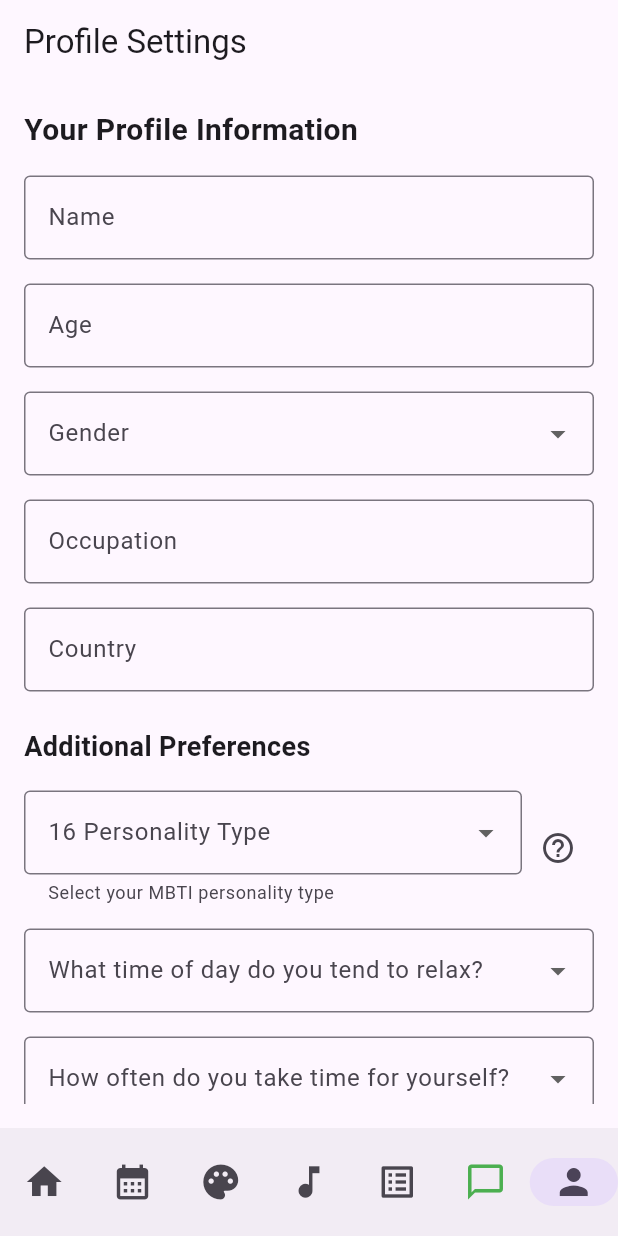
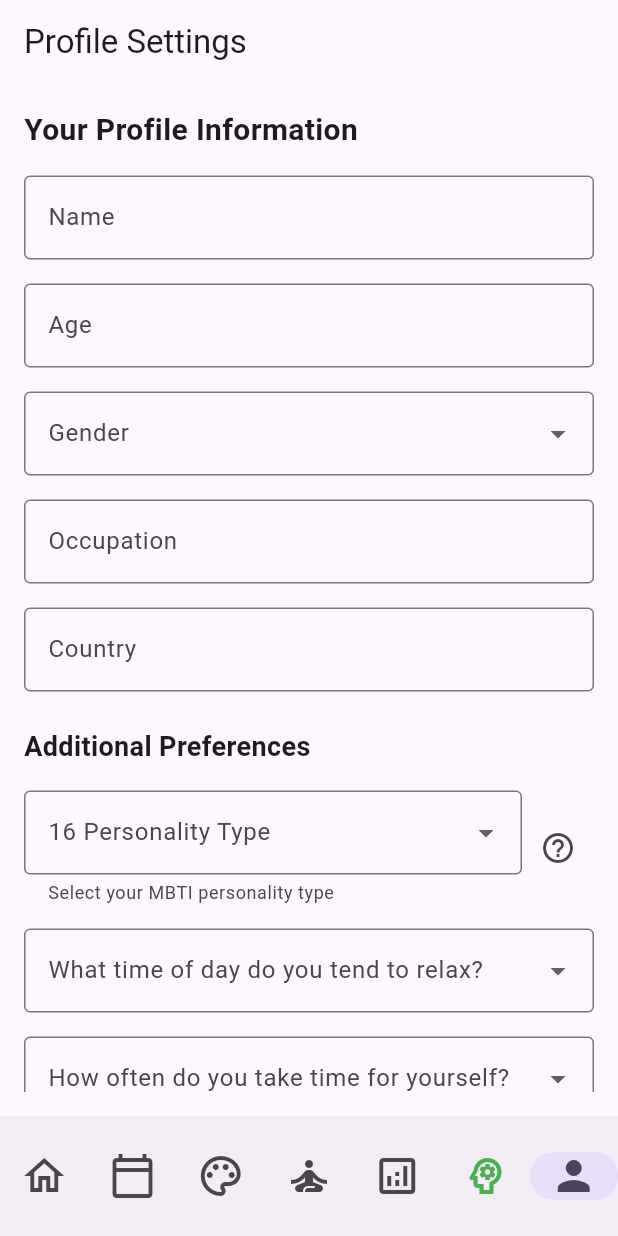
Before and after one commit to arnaugonzalez/emotion-ai-app, a Flutter app: the screen it shows after launch, on a phone screen of 412 x 824 dp. Run offline on Flutter 3.47's test engine with Material 3 defaults, Android fonts, the phone set to English and light mode, and no system bars; our stand-ins replace flutter_colorpicker, flutter_dotenv, flutter_riverpod, go_router, logger, shared_preferences and 2 more; missing offline and left inert: dart_openai; accounts and stored records are empty; network calls fail.

Commit message:
v1.0.1 - README updated, pin code adjustments and navigation icons

```diff
--- a/lib/shared/widgets/main_scaffold.dart
+++ b/lib/shared/widgets/main_scaffold.dart
@@ -10,81 +10,98 @@ class MainScaffold extends StatelessWidget {
     final currentRoute = GoRouterState.of(context).uri.toString();
     final isLandscape =
         MediaQuery.of(context).orientation == Orientation.landscape;
+    final iconSize = 32.0; // Increased icon size
 
     final navigationDestinations = [
       NavigationDestination(
-        icon: Icon(Icons.home, size: 28),
-        selectedIcon: Icon(Icons.home_filled, size: 28),
+        icon: Icon(Icons.home_outlined, size: iconSize),
+        selectedIcon: Icon(Icons.home, size: iconSize),
         label: '',
       ),
       NavigationDestination(
-        icon: Icon(Icons.calendar_month, size: 28),
-        selectedIcon: Icon(Icons.calendar_month_outlined, size: 28),
+        icon: Icon(Icons.calendar_today_outlined, size: iconSize),
+        selectedIcon: Icon(Icons.calendar_today, size: iconSize),
         label: '',
       ),
       NavigationDestination(
-        icon: Icon(Icons.palette, size: 28),
-        selectedIcon: Icon(Icons.palette_outlined, size: 28),
+        icon: Icon(Icons.palette_outlined, size: iconSize),
+        selectedIcon: Icon(Icons.palette, size: iconSize),
         label: '',
       ),
       NavigationDestination(
-        icon: Icon(Icons.music_note, size: 28),
-        selectedIcon: Icon(Icons.music_note_outlined, size: 28),
+        icon: Icon(Icons.self_improvement_outlined, size: iconSize),
+        selectedIcon: Icon(Icons.self_improvement, size: iconSize),
         label: '',
       ),
       NavigationDestination(
-        icon: Icon(Icons.list_alt, size: 28),
-        selectedIcon: Icon(Icons.list_alt_outlined, size: 28),
+        icon: Icon(Icons.analytics_outlined, size: iconSize),
+        selectedIcon: Icon(Icons.analytics, size: iconSize),
         label: '',
       ),
       NavigationDestination(
-        icon: Icon(Icons.chat_bubble_outline, size: 28, color: Colors.green),
-        selectedIcon: Icon(Icons.chat_bubble, size: 28, color: Colors.green),
+        icon: Icon(
+          Icons.psychology_outlined,
+          size: iconSize,
+          color: Colors.green,
+        ),
+        selectedIcon: Icon(
+          Icons.psychology,
+          size: iconSize,
+          color: Colors.green,
+        ),
         label: '',
       ),
       NavigationDestination(
-        icon: Icon(Icons.person_outline, size: 28),
-        selectedIcon: Icon(Icons.person, size: 28),
+        icon: Icon(Icons.person_outline, size: iconSize),
+        selectedIcon: Icon(Icons.person, size: iconSize),
         label: '',
       ),
     ];
 
     final railDestinations = [
       NavigationRailDestination(
-        icon: Icon(Icons.home, size: 28),
-        selectedIcon: Icon(Icons.home_filled, size: 28),
+        icon: Icon(Icons.home_outlined, size: iconSize),
+        selectedIcon: Icon(Icons.home, size: iconSize),
         label: const Text(''),
       ),
       NavigationRailDestination(
-        icon: Icon(Icons.calendar_month, size: 28),
-        selectedIcon: Icon(Icons.calendar_month_outlined, size: 28),
+        icon: Icon(Icons.calendar_today_outlined, size: iconSize),
+        selectedIcon: Icon(Icons.calendar_today, size: iconSize),
         label: const Text(''),
       ),
       NavigationRailDestination(
-        icon: Icon(Icons.palette, size: 28),
-        selectedIcon: Icon(Icons.palette_outlined, size: 28),
+        icon: Icon(Icons.palette_outlined, size: iconSize),
+        selectedIcon: Icon(Icons.palette, size: iconSize),
         label: const Text(''),
       ),
       NavigationRailDestination(
-        icon: Icon(Icons.music_note, size: 28),
-        selectedIcon: Icon(Icons.music_note_outlined, size: 28),
+        icon: Icon(Icons.self_improvement_outlined, size: iconSize),
+        selectedIcon: Icon(Icons.self_improvement, size: iconSize),
         label: const Text(''),
       ),
       NavigationRailDestination(
-        icon: Icon(Icons.list_alt, size: 28),
-        selectedIcon: Icon(Icons.list_alt_outlined, size: 28),
+        icon: Icon(Icons.analytics_outlined, size: iconSize),
+        selectedIcon: Icon(Icons.analytics, size: iconSize),
         label: const Text(''),
       ),
       NavigationRailDestination(
         padding: const EdgeInsets.only(top: 32),
-        icon: Icon(Icons.chat_bubble_outline, size: 28, color: Colors.green),
-        selectedIcon: Icon(Icons.chat_bubble, size: 28, color: Colors.green),
+        icon: Icon(
+          Icons.psychology_outlined,
+          size: iconSize,
+          color: Colors.green,
+        ),
+        selectedIcon: Icon(
+          Icons.psychology,
+          size: iconSize,
+          color: Colors.green,
+        ),
         label: const Text(''),
       ),
       NavigationRailDestination(
         padding: const EdgeInsets.only(top: 48),
-        icon: Icon(Icons.person_outline, size: 28),
-        selectedIcon: Icon(Icons.person, size: 28),
+        icon: Icon(Icons.person_outline, size: iconSize),
+        selectedIcon: Icon(Icons.person, size: iconSize),
         label: const Text(''),
       ),
     ];
@@ -113,8 +130,8 @@ class MainScaffold extends StatelessWidget {
               destinations: railDestinations,
               labelType: NavigationRailLabelType.none,
               useIndicator: true,
-              minWidth: 72,
-              minExtendedWidth: 72,
+              minWidth: 80,
+              minExtendedWidth: 80,
             ),
             const VerticalDivider(thickness: 1, width: 1),
             Expanded(child: child),
@@ -128,7 +145,7 @@ class MainScaffold extends StatelessWidget {
           selectedIndex: _routeToIndex(currentRoute),
           onDestinationSelected: onDestinationSelected,
           destinations: navigationDestinations,
-          height: 72,
+          height: 80,
           labelBehavior: NavigationDestinationLabelBehavior.alwaysHide,
         ),
       );
```
Also changed, not shown: lib/features/auth/pin_code_screen.dart (+64 -1 lines), 1 other file.
